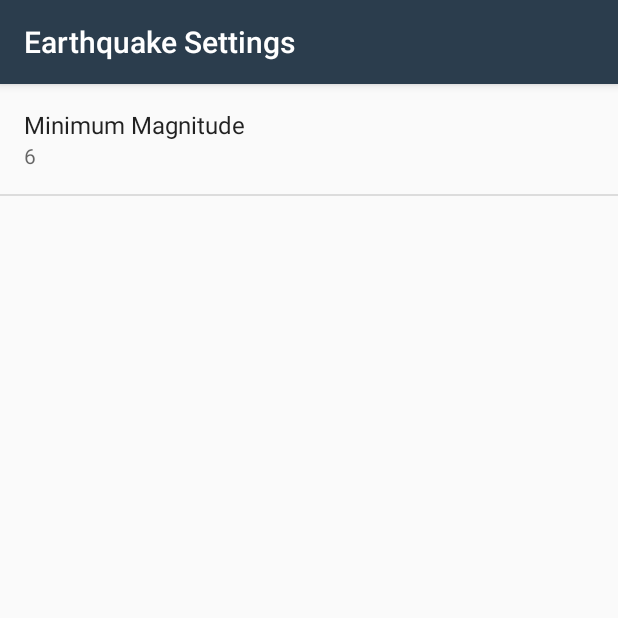
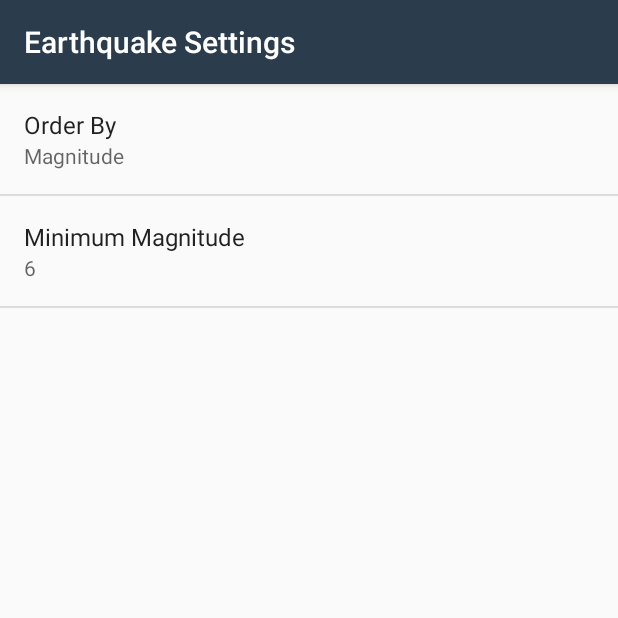
Before and after one commit to NaotoSama/ud843-QuakeReport-starting-point-Modified-for-AsyncTask, an Android app: the EarthquakeActivity screen opened directly, with no data from a screen before it, after a tap on "Settings", on a phone screen of 412 x 824 dp, the top half of it. Run offline under Robolectric (Android 15) with nearby library versions, the phone set to English and light mode, and no system bars.

Commit message:
Preference for Sort Order of Earthquakes in List

```diff
--- a/app/src/main/java/com/example/android/quakereport/EarthquakeActivity.java
+++ b/app/src/main/java/com/example/android/quakereport/EarthquakeActivity.java
@@ -148,7 +148,13 @@ public class EarthquakeActivity extends AppCompatActivity implements LoaderCallb
         SharedPreferences sharedPrefs = PreferenceManager.getDefaultSharedPreferences(this); //透過PreferenceManager叫系統抓各設定項目的資料，將各設定項目命名為sharedPrefs
         String minMagnitude = sharedPrefs.getString(                  //抓設定項目裡的字符，將該字符命名為minMagnitude，該字符就會儲存下面兩個元素：設定項目的識別key和預設數值
                 getString(R.string.settings_min_magnitude_key),       //取得設定項目的識別key (需要取得Key是為了要讓系統知道是抓哪個項目key下的數值)
-                getString(R.string.settings_min_magnitude_default));  //取得預設數值(若用戶有輸入新的數值，系統就會抓到新的數值)
+                getString(R.string.settings_min_magnitude_default));  //取得震度的預設數值(若用戶有輸入新的數值，系統就會抓到新的數值)
+
+        String orderBy = sharedPrefs.getString(
+                getString(R.string.settings_order_by_key),            //Read from SharedPreferences and check for the value associated with the key
+                getString(R.string.settings_order_by_default)         //When building the URI and appending query parameters, instead of hardcoding the “orderby” parameter to be “time”, we will use the user’s preference (stored in the orderBy variable).
+        );
+
         Uri baseUri = Uri.parse(USGS_REQUEST_URL);                    //導入URI化的網址(USGS_REQUEST_URL)並解析，將解析到的URI網址命名為baseUri
         Uri.Builder uriBuilder = baseUri.buildUpon();                 //對URI網址導入Uri.Builder方法，準備將其他的用戶設定值添加在URI後面，把等待添加的URI網址命名為uriBuilder，
 
--- a/app/src/main/java/com/example/android/quakereport/SettingsActivity.java
+++ b/app/src/main/java/com/example/android/quakereport/SettingsActivity.java
@@ -2,6 +2,7 @@ package com.example.android.quakereport;
 
 import android.content.SharedPreferences;
 import android.os.Bundle;
+import android.preference.ListPreference;
 import android.preference.Preference;
 import android.preference.PreferenceFragment;
 import android.preference.PreferenceManager;
@@ -42,13 +43,38 @@ public class SettingsActivity extends AppCompatActivity {
             //在 onCreate 內透過 findPreference 找到偏好項並導入輔助方法(bindPreferenceSummaryToValue)
             Preference minMagnitude = findPreference(getString(R.string.settings_min_magnitude_key)); //透過 findPreference取得偏好項的識別key，找到minMagnitude這個偏好項的欄位
             bindPreferenceSummaryToValue(minMagnitude); // 叫bindPreferenceSummaryToValue輔助方法去套用到minMagnitude這個偏好項的欄位上
+
+
+            //we'll add additional logic in the EarthquakePreferenceFragment so that it is aware of the new ListPreference,
+            // similar to what we did for the EditTextPreference. In the onCreate() method of the fragment, find the “order by” Preference object according to its key.
+            // Then call the bindPreferenceSummaryToValue() helper method on this Preference object,
+            // which will set this fragment as the OnPreferenceChangeListener and update the summary so that it displays the current value stored in SharedPreferences.
+            Preference orderBy = findPreference(getString(R.string.settings_order_by_key));
+            bindPreferenceSummaryToValue(orderBy);
         }
 
         @Override
         //在這裡將下面bindPreferenceSummaryToValue輔助方法傳入的偏好項的預設數值透過setSummary 顯示在偏好項標題的下方。
         public boolean onPreferenceChange(Preference preference, Object value) {  //宣告onPreferenceChange方法並導入兩個arguments:偏好項以及數值物件
             String stringValue = value.toString(); //onPreferenceChange已透過下面的bindPreferenceSummaryToValue輔助方法載入了監聽器監聽到的(用戶輸入的)預設數值，所以只須把數值(value)轉換成字符，並命名為stringValue
-            preference.setSummary(stringValue);  //透過setSummary把預設數值顯示在偏好項標題的下方。
+
+            // For list preferences, look up the correct display value in the preference's 'entries' list (since they have separate labels/values).
+            // instanceof 運算子是一個二元運算子，二元運作子接受兩個參數，通常是用來比較兩個參數間的關係。
+            //它的用法是這樣的：objectA instanceof ClassName，這是要測試某一物件 objectA 是否為某類別 (class)或其子類別 (subclass) 實例 (instance)，
+            //或是 objectA 是不是某介面 (interface) 的實作。當 objectA 屬於該 class (或其衍生類別) 的 instance 就會回傳 true；否則傳回 false。
+            //所以 instanceof 可以被用在繼承的關係中，需特別注意的是，比較時物件與類別間要有繼承關係，否則會有compile error。
+            if (preference instanceof ListPreference) {
+                ListPreference listPreference = (ListPreference) preference; //把preference強制轉化為ListPreference類型
+                int prefIndex = listPreference.findIndexOfValue(stringValue); //獲取ListPreference中的實體內容的下標值
+                if (prefIndex >= 0) {
+                    CharSequence[] labels = listPreference.getEntries(); //獲取ListPreference中的實體內容
+                    preference.setSummary(labels[prefIndex]);
+                }
+
+            // For other preferences, set the summary to the value's simple string representation.
+            } else {
+                preference.setSummary(stringValue); //透過setSummary把預設數值顯示在偏好項標題的下方。
+            }
             return true;
         }
 
--- /dev/null
+++ b/app/src/main/res/values/arrays.xml
@@ -0,0 +1,17 @@
+<?xml version="1.0" encoding="utf-8"?>
+
+<!-- Here we package Strings related to Settings up into string arrays -->
+
+<resources>
+
+    <string-array name="settings_order_by_labels">
+        <item>@string/settings_order_by_magnitude_label</item>
+        <item>@string/settings_order_by_most_recent_label</item>
+    </string-array>
+
+    <string-array name="settings_order_by_values">
+        <item>@string/settings_order_by_magnitude_value</item>
+        <item>@string/settings_order_by_most_recent_value</item>
+    </string-array>
+
+</resources>
--- a/app/src/main/res/values/strings.xml
+++ b/app/src/main/res/values/strings.xml
@@ -31,4 +31,17 @@
     <string name="settings_min_magnitude_key" translatable="false">min_magnitude</string>
     <string name="settings_min_magnitude_default" translatable="false">6</string>
 
+    <!-- Strings For Order-By Preference [CHAR LIMIT=30] -->
+    <string name="settings_order_by_label">Order By</string>
+    <string name="settings_order_by_key" translatable="false">order_by</string>
+    <string name="settings_order_by_default" translatable="false">@string/settings_order_by_magnitude_value</string>
+
+    <!-- Label for order-by magnitude option [CHAR LIMIT=20] -->
+    <string name="settings_order_by_magnitude_label">Magnitude</string>
+    <string name="settings_order_by_magnitude_value" translatable="false">magnitude</string>
+
+    <!-- Label for order-by most recent option [CHAR LIMIT=20] -->
+    <string name="settings_order_by_most_recent_label">Most Recent</string>
+    <string name="settings_order_by_most_recent_value" translatable="false">time</string>
+
 </resources>
--- a/app/src/main/res/xml/settings_main.xml
+++ b/app/src/main/res/xml/settings_main.xml
@@ -5,6 +5,17 @@ Create a settings_main.xml file in the res/xml directory, with the following con
 <PreferenceScreen
     xmlns:android="http://schemas.android.com/apk/res/android"
     android:title="@string/settings_title">
+
+
+    <!-- android：entries是展現給用戶在實際畫面看到的下拉列表(The human-readable array to present as a list)
+         android：entryValues是列表中各個元素被選擇後存儲到手機中的值。簡單的說就是數據庫中的值(The array to find the value to save for a preference when an entry is selected.)-->
+    <ListPreference
+        android:defaultValue="@string/settings_order_by_default"
+        android:entries="@array/settings_order_by_labels"
+        android:entryValues="@array/settings_order_by_values"
+        android:key="@string/settings_order_by_key"
+        android:title="@string/settings_order_by_label" />
+
 
     <!-- EditTextPreference的功能是可編輯本文
      "android:defaultValue"是輸入區的預設值，目前預設為6，若用戶有輸入新的數字，系統就會儲存新數字為新的預設值，下此開啟App時也會顯示新的預設值。
```
